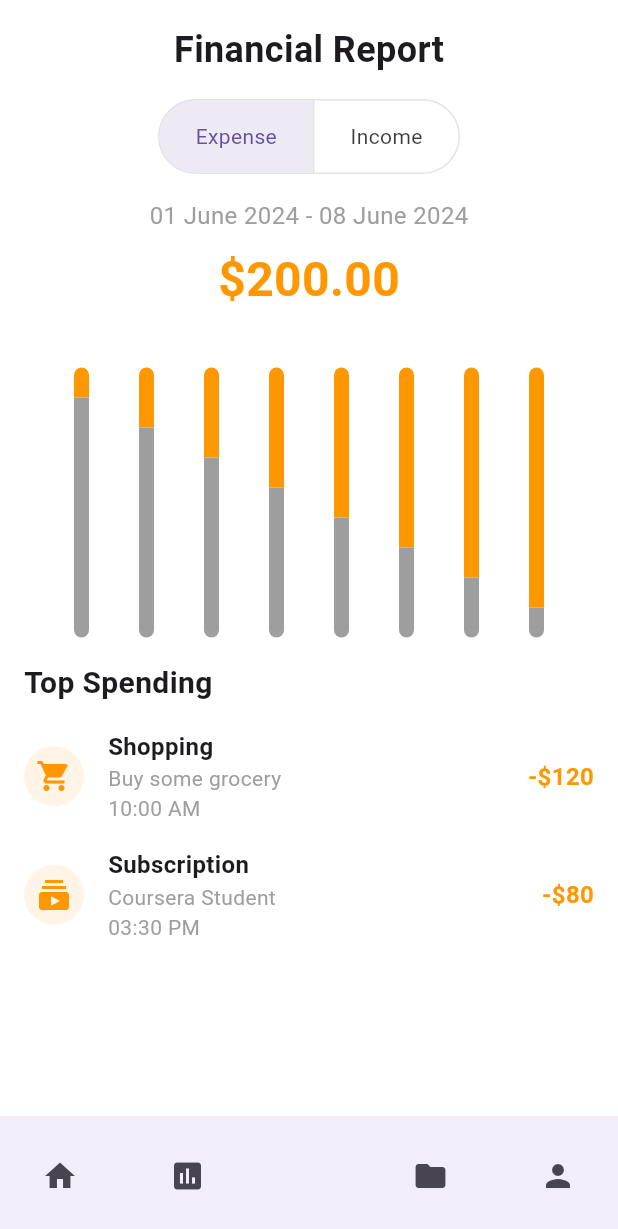
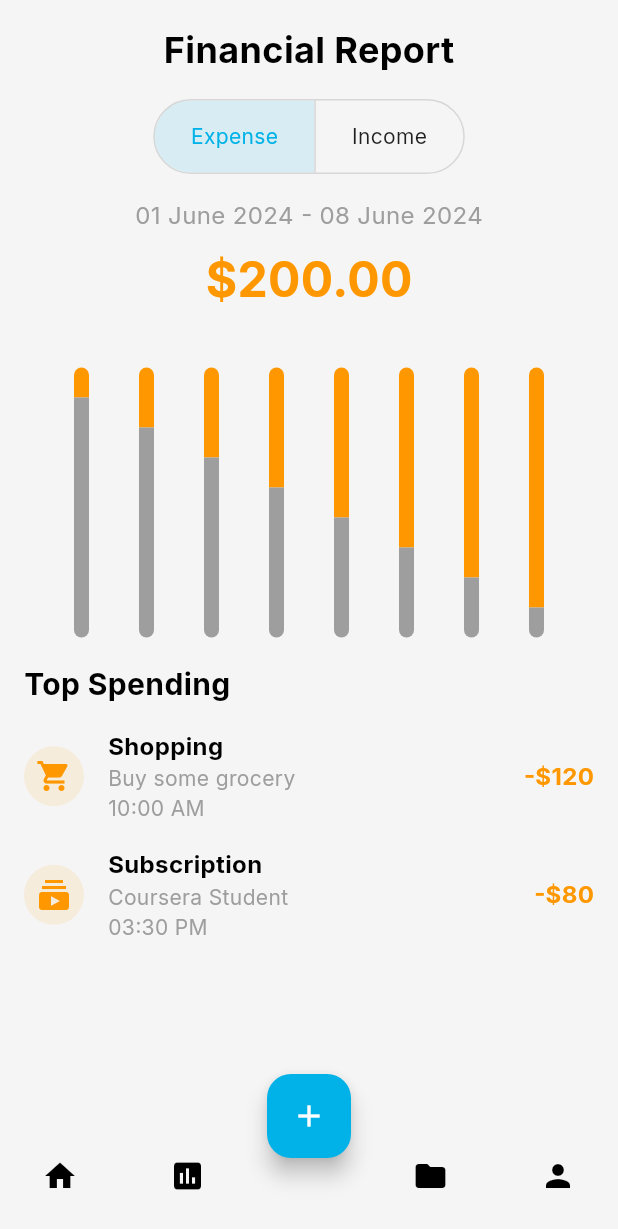
Before and after one commit to eldadgishinge/spendwise, a Flutter app: the HomePage screen opened by its route, item 2 of the bottom bar chosen, after a tap on the "insert chart" icon, on a phone screen of 412 x 824 dp. Shown: the top 1229 px of the screen. Run offline on Flutter 3.47's test engine with Material 3 defaults, Android fonts, the phone set to English and light mode, and no system bars; our stand-ins replace font_awesome_flutter, google_fonts; network calls fail.

Commit message:
Refactor code and improve UI

```diff
--- a/lib/home_page.dart
+++ b/lib/home_page.dart
@@ -55,7 +55,7 @@ class HomePage extends StatelessWidget {
                 Navigator.push(
                   context,
                   MaterialPageRoute(
-                      builder: (context) => const FinancialReportApp()),
+                      builder: (context) => const FinancialReportScreen()),
                 );
               },
             ),
@@ -221,12 +221,13 @@ class HomePage extends StatelessWidget {
           Row(
             mainAxisAlignment: MainAxisAlignment.spaceBetween,
             children: [
-              Text(
+              const Text(
                 'Recent Transactions',
                 style: TextStyle(
-                    fontSize: 18,
-                    fontWeight: FontWeight.bold,
-                    color: Theme.of(context).colorScheme.outline),
+                  fontSize: 18,
+                  fontWeight: FontWeight.bold,
+                  // color: Theme.of(context).colorScheme.outline
+                ),
               ),
               Text(
                 'View all',
--- a/lib/main.dart
+++ b/lib/main.dart
@@ -72,11 +72,11 @@ class LoginPage extends StatelessWidget {
               onPressed: () {
                 Navigator.pushReplacementNamed(context, '/home');
               },
-              child: const Text('Login'),
               style: ElevatedButton.styleFrom(
                 minimumSize: const Size(double.infinity, 50),
                 backgroundColor: const Color(0xFF00B2E7),
               ),
+              child: const Text('Login', style: TextStyle(color: Colors.white)),
             ),
             const SizedBox(height: 20),
             GestureDetector(
--- a/lib/profile_page.dart
+++ b/lib/profile_page.dart
@@ -1,3 +1,5 @@
+// ignore_for_file: prefer_const_constructors
+
 import 'package:flutter/material.dart';
 import 'settings_page.dart';
 import 'export_data_page.dart';
@@ -31,9 +33,9 @@ class ProfilePage extends StatelessWidget {
             _buildProfileOption(
                 context, 'Settings', Icons.settings, SettingsPage()),
             _buildProfileOption(
-                context, 'Export Data', Icons.cloud_download, ExportDataPage()),
+                context, 'Export Data', Icons.cloud_download, const ExportDataPage()),
             _buildProfileOption(
-                context, 'Logout', Icons.exit_to_app, LogoutConfirmationPage()),
+                context, 'Logout', Icons.exit_to_app, const LogoutConfirmationPage()),
           ],
         ),
       ),
--- a/lib/signup.dart
+++ b/lib/signup.dart
@@ -1,4 +1,3 @@
-import 'package:flutter/cupertino.dart';
 import 'package:flutter/material.dart';
 
 class SignUpPage extends StatelessWidget {
--- a/lib/stats.dart
+++ b/lib/stats.dart
@@ -1,23 +1,9 @@
 import 'package:flutter/material.dart';
+import 'package:spendwise/home_page.dart';
 
 import 'profile_page.dart';
+import 'add_expense.dart';
 import 'resources_page.dart';
-
-class FinancialReportApp extends StatelessWidget {
-  const FinancialReportApp({super.key});
-
-  @override
-  Widget build(BuildContext context) {
-    return MaterialApp(
-      debugShowCheckedModeBanner: false,
-      title: 'Financial Report',
-      theme: ThemeData(
-        primarySwatch: Colors.blue,
-      ),
-      home: const FinancialReportScreen(),
-    );
-  }
-}
 
 class FinancialReportScreen extends StatelessWidget {
   const FinancialReportScreen({super.key});
@@ -25,7 +11,18 @@ class FinancialReportScreen extends StatelessWidget {
   @override
   Widget build(BuildContext context) {
     return Scaffold(
-      backgroundColor: Colors.white,
+      // backgroundColor: Colors.white,
+      floatingActionButton: FloatingActionButton(
+        onPressed: () {
+          Navigator.push(
+            context,
+            MaterialPageRoute(builder: (context) => AddExpensePage()),
+          );
+        },
+        backgroundColor: Theme.of(context).colorScheme.primary,
+        child: const Icon(Icons.add),
+      ),
+      floatingActionButtonLocation: FloatingActionButtonLocation.centerDocked,
       bottomNavigationBar: BottomAppBar(
         shape: const CircularNotchedRectangle(),
         notchMargin: 6.0,
@@ -35,7 +32,11 @@ class FinancialReportScreen extends StatelessWidget {
             IconButton(
               icon: const Icon(Icons.home),
               onPressed: () {
-                Navigator.pushReplacementNamed(context, '/home');
+                Navigator.push(
+                  context,
+                  MaterialPageRoute(
+                      builder: (context) => const HomePage()),
+                );
               },
             ),
             IconButton(
@@ -44,7 +45,7 @@ class FinancialReportScreen extends StatelessWidget {
                 Navigator.push(
                   context,
                   MaterialPageRoute(
-                      builder: (context) => const FinancialReportApp()),
+                      builder: (context) => const FinancialReportScreen()),
                 );
               },
             ),
```
Also changed, not shown: lib/financial_quotes_page.dart (+4 -4 lines), lib/settings_page.dart (+5 -3 lines), lib/talk_to_expert_page.dart (+9 -9 lines).
